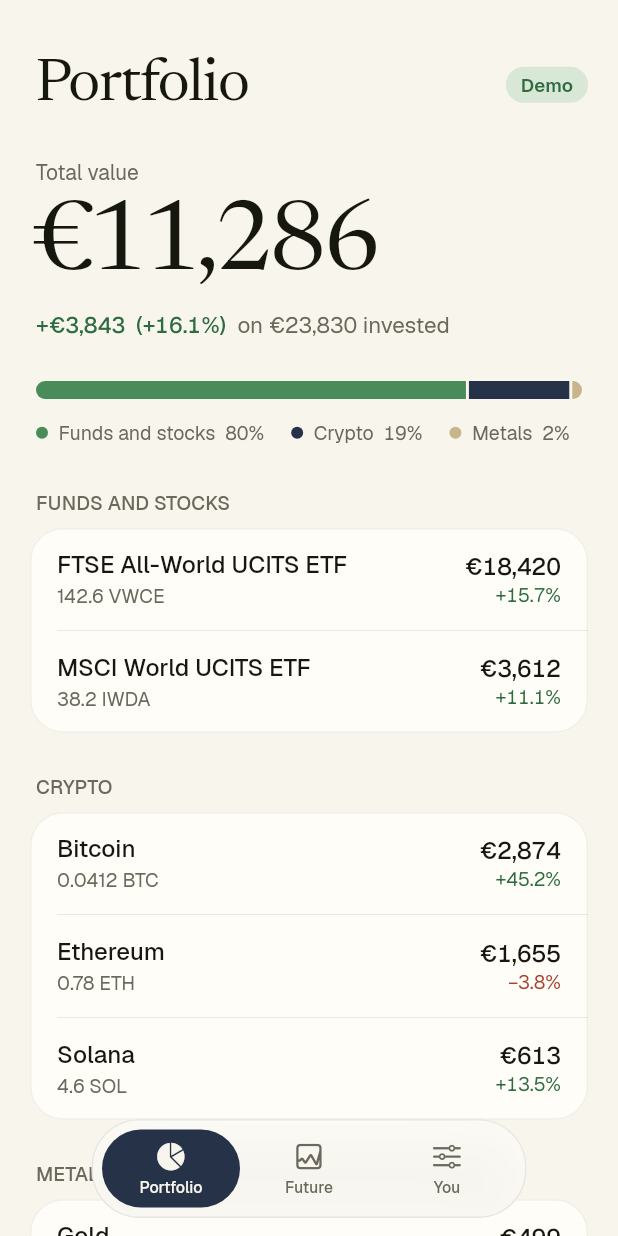
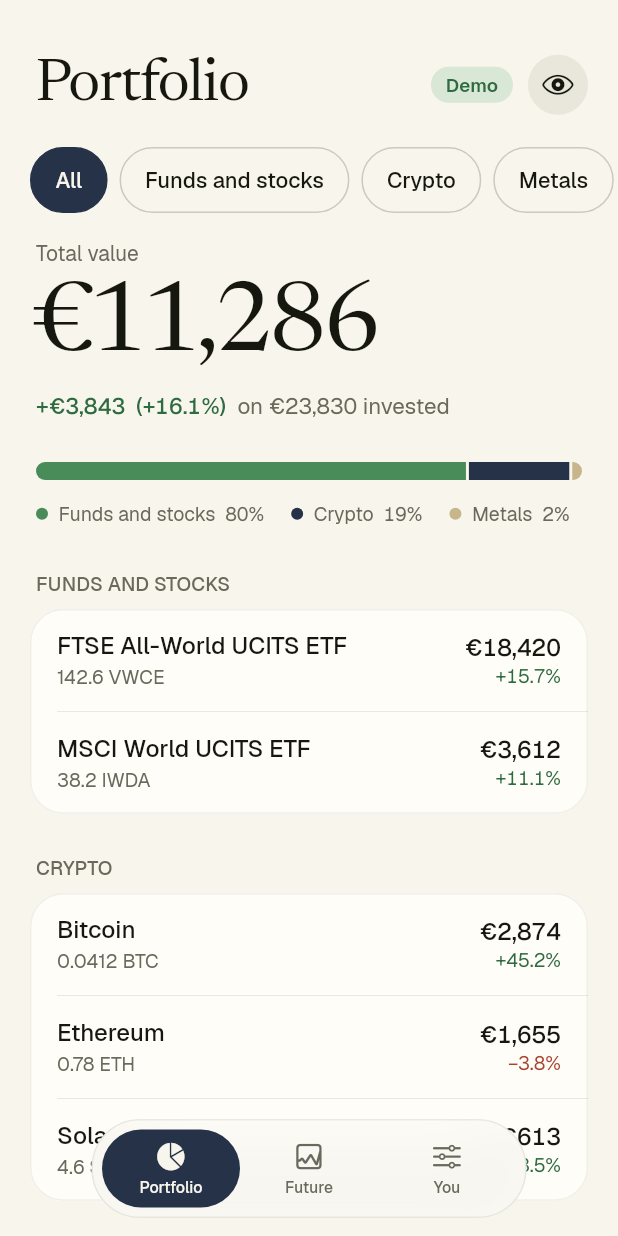
Before and after one commit to Nikityyy/the-future, a Flutter app: the screen it shows after launch, after a tap on "Try the demo", on a phone screen of 412 x 824 dp. Run offline on Flutter 3.47's test engine with Material 3 defaults, Android fonts, the phone set to English and light mode, and no system bars; our stand-ins replace shared_preferences; missing offline and left inert: cryptography, dart:js_interop.

Commit message:
feat: filter the portfolio and the projection by funds, crypto and metals, remember the choice, and hide amounts with an eye

```diff
--- a/lib/format.dart
+++ b/lib/format.dart
@@ -5,14 +5,18 @@ final _cents = NumberFormat.decimalPattern('en')
   ..minimumFractionDigits = 2
   ..maximumFractionDigits = 2;
 
-String eur(double v, {bool cents = false}) => '${v < 0 ? '−' : ''}€${(cents ? _cents : _whole).format(v.abs())}';
+/// Set by the app when the numbers are hidden: every amount then shows as dots.
+bool hideAmounts = false;
+const masked = '€•••••';
 
-String signedEur(double v) => '${v < 0 ? '−' : '+'}€${_whole.format(v.abs())}';
+String eur(double v, {bool cents = false, bool mask = true}) =>
+    mask && hideAmounts ? masked : '${v < 0 ? '−' : ''}€${(cents ? _cents : _whole).format(v.abs())}';
+
+String signedEur(double v) => hideAmounts ? '•••••' : '${v < 0 ? '−' : '+'}€${_whole.format(v.abs())}';
 
 String percent(double v, {bool sign = true}) => '${sign ? (v < 0 ? '−' : '+') : ''}${v.abs().toStringAsFixed(1)}%';
 
-String amountOf(double v) =>
-    (NumberFormat.decimalPattern('en')..maximumFractionDigits = v.abs() >= 100 ? 1 : 4).format(v);
+String amountOf(double v) => hideAmounts ? '•••' : (NumberFormat.decimalPattern('en')..maximumFractionDigits = v.abs() >= 100 ? 1 : 4).format(v);
 
 String ago(DateTime t, [DateTime? now]) {
   final d = (now ?? DateTime.now().toUtc()).difference(t);
--- a/lib/screens/plan.dart
+++ b/lib/screens/plan.dart
@@ -10,7 +10,7 @@ import '../ui/basics.dart';
 import '../ui/chrome.dart';
 import '../ui/lists.dart';
 import '../ui/ruler.dart';
-import 'portfolio.dart' show kindNames;
+import '../ui/filter.dart' show kindNames;
 
 class _Stepper extends StatelessWidget {
   const _Stepper({required this.text, required this.onMinus, required this.onPlus});
--- a/lib/screens/portfolio.dart
+++ b/lib/screens/portfolio.dart
@@ -9,10 +9,8 @@ import '../state.dart';
 import '../theme.dart';
 import '../ui/basics.dart';
 import '../ui/chrome.dart';
+import '../ui/filter.dart';
 import '../ui/lists.dart';
-
-const kindNames = {Kind.fund: 'Funds and stocks', Kind.crypto: 'Crypto', Kind.metal: 'Metals'};
-const kindColors = {Kind.fund: C.green, Kind.crypto: C.navy, Kind.metal: C.sand};
 
 class PortfolioPage extends StatelessWidget {
   const PortfolioPage(this.state, {super.key});
@@ -25,10 +23,22 @@ class PortfolioPage extends StatelessWidget {
         builder: (context, _) {
           final s = state.snapshot;
           if (s == null) return const SizedBox();
-          final gainColor = s.gain >= 0 ? C.greenInk : C.loss;
+          final shown = [for (final h in s.holdings) if (state.active.contains(h.kind)) h];
+          final value = shown.fold(0.0, (a, h) => a + h.value);
+          final invested = shown.fold(0.0, (a, h) => a + h.invested);
+          final gain = value - invested;
+          final gainPercent = invested > 0 ? gain / invested * 100 : 0.0;
+          final gainColor = gain >= 0 ? C.greenInk : C.loss;
           return CustomScrollView(
             slivers: [
-              LargeTitle('Portfolio', trailing: state.mode == Mode.demo ? const _Tag('Demo') : (state.refreshing ? const Spinner() : null)),
+              LargeTitle(
+                'Portfolio',
+                trailing: Row(mainAxisSize: MainAxisSize.min, children: [
+                  if (state.mode == Mode.demo) const _Tag('Demo') else if (state.refreshing) const Spinner(),
+                  const SizedBox(width: 10),
+                  EyeButton(state),
+                ]),
+              ),
               CupertinoSliverRefreshControl(
                 onRefresh: () async {
                   Haptics.confirm();
@@ -40,29 +50,30 @@ class PortfolioPage extends StatelessWidget {
                 },
                 builder: (context, mode, pulled, trigger, indicator) => Center(child: Opacity(opacity: (pulled / trigger).clamp(0.0, 1.0), child: const Spinner())),
               ),
+              SliverToBoxAdapter(child: Padding(padding: const EdgeInsets.only(top: 6), child: KindChips(state))),
               SliverToBoxAdapter(
                 child: Padding(
-                  padding: const EdgeInsets.fromLTRB(24, 14, 24, 28),
+                  padding: const EdgeInsets.fromLTRB(24, 18, 24, 28),
                   child: Column(
                     crossAxisAlignment: CrossAxisAlignment.start,
                     children: [
                       Text('Total value', style: sans(14, color: C.ink2)),
                       const SizedBox(height: 6),
-                      BlurIn(child: CountUp(s.value, style: serif(64, tracking: -2))),
+                      BlurIn(child: CountUp(value, style: serif(64, tracking: -2))),
                       const SizedBox(height: 10),
                       Text.rich(
                         TextSpan(children: [
-                          TextSpan(text: '${signedEur(s.gain)}  (${percent(s.gainPercent)})', style: figures(sans(15, weight: FontWeight.w500, color: gainColor))),
-                          TextSpan(text: '  on ${eur(s.invested)} invested', style: figures(sans(15, color: C.ink2))),
+                          TextSpan(text: '${signedEur(gain)}  (${percent(gainPercent)})', style: figures(sans(15, weight: FontWeight.w500, color: gainColor))),
+                          TextSpan(text: '  on ${eur(invested)} invested', style: figures(sans(15, color: C.ink2))),
                         ]),
                       ),
                     ],
                   ),
                 ),
               ),
-              SliverToBoxAdapter(child: _Allocation(s)),
+              SliverToBoxAdapter(child: _Allocation(s, state.active)),
               for (final k in Kind.values)
-                if (s.holdings.any((h) => h.kind == k))
+                if (state.active.contains(k) && s.holdings.any((h) => h.kind == k))
                   SliverToBoxAdapter(
                     child: Group(
                       header: kindNames[k]!.toUpperCase(),
@@ -111,12 +122,14 @@ class _HoldingRow extends StatelessWidget {
 }
 
 class _Allocation extends StatelessWidget {
-  const _Allocation(this.s);
+  const _Allocation(this.s, this.active);
   final Snapshot s;
+  final Set<Kind> active;
 
   @override
   Widget build(BuildContext context) {
-    final parts = [for (final k in Kind.values) if (s.valueOf(k) > 0) (k, s.valueOf(k))];
+    final parts = [for (final k in Kind.values) if (active.contains(k) && s.valueOf(k) > 0) (k, s.valueOf(k))];
+    final total = parts.fold(0.0, (a, p) => a + p.$2);
     return Padding(
       padding: const EdgeInsets.fromLTRB(24, 0, 24, 30),
       child: Column(
@@ -149,7 +162,7 @@ class _Allocation extends StatelessWidget {
                   children: [
                     Container(width: 8, height: 8, decoration: BoxDecoration(color: kindColors[p.$1], shape: BoxShape.circle)),
                     const SizedBox(width: 7),
-                    Text('${kindNames[p.$1]}  ${(p.$2 / s.value * 100).round()}%', style: figures(sans(13, color: C.ink2))),
+                    Text('${kindNames[p.$1]}  ${(p.$2 / total * 100).round()}%', style: figures(sans(13, color: C.ink2))),
                   ],
                 ),
             ],
--- a/lib/state.dart
+++ b/lib/state.dart
@@ -6,6 +6,7 @@ import 'package:http/http.dart' as http;
 import 'package:shared_preferences/shared_preferences.dart';
 
 import 'demo.dart';
+import 'format.dart' as fmt;
 import 'platform/bio.dart';
 import 'projection.dart';
 import 'snapshot.dart';
@@ -50,11 +51,26 @@ class AppState extends ChangeNotifier with WidgetsBindingObserver {
   Returns returns = {for (final e in defaultReturns.entries) e.key: [...e.value]};
   List<OneOffEntry> oneOffs = [];
 
+  /// Which asset kinds the Portfolio and Future pages show. Empty means all.
+  Set<Kind> filter = {};
+
+  /// Amounts show as dots.
+  bool hide = false;
+
   static const autoLock = Duration(minutes: 2);
 
   bool get ready => snapshot != null && !locked;
 
-  double get monthly => monthlyOverride ?? snapshot?.usualMonthlyTotal.roundToDouble() ?? 0;
+  /// The kinds in use: the filter, limited to what the portfolio holds.
+  Set<Kind> get active {
+    final present = snapshot?.kinds ?? Kind.values.toSet();
+    final f = filter.intersection(present);
+    return f.isEmpty ? present : f;
+  }
+
+  double get usual => snapshot?.usualFor(active).roundToDouble() ?? 0;
+
+  double get monthly => monthlyOverride ?? usual;
 
   List<OneOff> get _oneOffsNow {
     final now = DateTime.now();
@@ -68,8 +84,8 @@ class AppState extends ChangeNotifier with WidgetsBindingObserver {
   Projection projectionFor(int scenario, {double? monthlyAmount, int? yearsAhead}) {
     final s = snapshot!;
     return project(
-      start: {for (final k in Kind.values) k: s.valueOf(k)},
-      mix: s.mix,
+      start: {for (final k in active) k: s.valueOf(k)},
+      mix: s.mixFor(active),
       monthly: monthlyAmount ?? monthly,
       months: (yearsAhead ?? years) * 12,
       yearlyReturn: {for (final k in Kind.values) k: returns[k]![scenario]},
@@ -209,6 +225,8 @@ class AppState extends ChangeNotifier with WidgetsBindingObserver {
     error = null;
     monthlyOverride = null;
     oneOffs = [];
+    filter = {};
+    hide = fmt.hideAmounts = false;
     realTerms = false;
     raisePercent = 0;
     inflation = defaultInflation;
@@ -226,6 +244,29 @@ class AppState extends ChangeNotifier with WidgetsBindingObserver {
   // The plan, saved.
 
   static const _keep = Object();
+
+  void toggleKind(Kind k) {
+    final all = snapshot?.kinds ?? Kind.values.toSet();
+    // From "all", a tap picks just that kind; after that taps add and remove.
+    final next = filter.isEmpty ? {k} : {...active};
+    if (filter.isNotEmpty && !next.remove(k)) next.add(k);
+    // Nothing left, or everything: back to "all".
+    filter = next.isEmpty || next.length == all.length ? {} : next;
+    _save();
+    notifyListeners();
+  }
+
+  void showAllKinds() {
+    filter = {};
+    _save();
+    notifyListeners();
+  }
+
+  void setHide(bool v) {
+    hide = fmt.hideAmounts = v;
+    _save();
+    notifyListeners();
+  }
 
   void setPlan({
     Object? monthly = _keep,
@@ -246,18 +287,24 @@ class AppState extends ChangeNotifier with WidgetsBindingObserver {
     this.returns = returns ?? this.returns;
     this.oneOffs = oneOffs ?? this.oneOffs;
     notifyListeners();
+    _save();
+  }
+
+  void _save() {
     _prefs.setString(
       'plan',
       jsonEncode({
+        'filter': [for (final k in filter) k.name],
+        'hide': hide,
         'monthly': monthlyOverride,
-        'years': this.years,
-        'scenario': this.scenario,
-        'real': this.realTerms,
-        'raise': this.raisePercent,
-        'inflation': this.inflation,
-        'returns': {for (final e in this.returns.entries) e.key.name: e.value},
+        'years': years,
+        'scenario': scenario,
+        'real': realTerms,
+        'raise': raisePercent,
+        'inflation': inflation,
+        'returns': {for (final e in returns.entries) e.key.name: e.value},
         'oneOffs': [
-          for (final o in this.oneOffs) [o.year, o.month, o.amount],
+          for (final o in oneOffs) [o.year, o.month, o.amount],
         ],
       }),
     );
@@ -267,6 +314,8 @@ class AppState extends ChangeNotifier with WidgetsBindingObserver {
     try {
       final j = jsonDecode(_prefs.getString('plan') ?? '{}') as Map<String, dynamic>;
       monthlyOverride = (j['monthly'] as num?)?.toDouble();
+      filter = {for (final n in (j['filter'] as List? ?? [])) Kind.values.byName(n as String)};
+      hide = fmt.hideAmounts = j['hide'] as bool? ?? false;
       years = j['years'] as int? ?? years;
       scenario = j['scenario'] as int? ?? scenario;
       realTerms = j['real'] as bool? ?? false;
--- a/lib/ui/chart.dart
+++ b/lib/ui/chart.dart
@@ -114,7 +114,7 @@ class _Painter extends CustomPainter {
     return 10 * e;
   }
 
-  static String _short(double v) => v >= 1e6 ? '€${(v / 1e6).toStringAsFixed(v >= 1e7 ? 0 : 1)}M' : v >= 1000 ? '€${(v / 1000).round()}K' : '€${v.round()}';
+  static String _short(double v) => hideAmounts ? '•••' : v >= 1e6 ? '€${(v / 1e6).toStringAsFixed(v >= 1e7 ? 0 : 1)}M' : v >= 1000 ? '€${(v / 1000).round()}K' : '€${v.round()}';
 
   @override
   void paint(Canvas canvas, Size size) {
--- /dev/null
+++ b/lib/ui/filter.dart
@@ -0,0 +1,85 @@
+import 'package:flutter/cupertino.dart' show CupertinoIcons;
+import 'package:flutter/widgets.dart';
+
+import '../projection.dart';
+import '../state.dart';
+import '../theme.dart';
+import 'basics.dart';
+
+const kindNames = {Kind.fund: 'Funds and stocks', Kind.crypto: 'Crypto', Kind.metal: 'Metals'};
+const kindColors = {Kind.fund: C.green, Kind.crypto: C.navy, Kind.metal: C.sand};
+
+/// Hides every amount, like the eye in a trading app.
+class EyeButton extends StatelessWidget {
+  const EyeButton(this.state, {super.key});
+
+  final AppState state;
+
+  @override
+  Widget build(BuildContext context) => Pressable(
+        scale: 0.88,
+        semanticLabel: state.hide ? 'Show amounts' : 'Hide amounts',
+        onTap: () => state.setHide(!state.hide),
+        child: Container(
+          width: 40,
+          height: 40,
+          decoration: const BoxDecoration(color: C.fill, shape: BoxShape.circle),
+          child: Icon(state.hide ? CupertinoIcons.eye_slash : CupertinoIcons.eye, size: 21, color: C.ink),
+        ),
+      );
+}
+
+/// Pick what you look at: all, or any mix of funds, crypto and metals. Remembered.
+class KindChips extends StatelessWidget {
+  const KindChips(this.state, {super.key});
+
+  final AppState state;
+
+  @override
+  Widget build(BuildContext context) {
+    final present = [for (final k in Kind.values) if (state.snapshot?.kinds.contains(k) ?? false) k];
+    if (present.length < 2) return const SizedBox.shrink();
+    final all = state.filter.isEmpty;
+    return SizedBox(
+      height: 44,
+      child: ListView(
+        scrollDirection: Axis.horizontal,
+        padding: const EdgeInsets.symmetric(horizontal: 20),
+        children: [
+          _Chip('All', all, state.showAllKinds),
+          for (final k in present) _Chip(kindNames[k]!, !all && state.active.contains(k), () => state.toggleKind(k)),
+        ],
+      ),
+    );
+  }
+}
+
+class _Chip extends StatelessWidget {
+  const _Chip(this.label, this.on, this.onTap);
+
+  final String label;
+  final bool on;
+  final VoidCallback onTap;
+
+  @override
+  Widget build(BuildContext context) => Padding(
+        padding: const EdgeInsets.only(right: 8),
+        child: Pressable(
+          scale: 0.94,
+          onTap: onTap,
+          semanticLabel: label,
+          child: AnimatedContainer(
+            duration: const Duration(milliseconds: 220),
+            curve: Curves.easeOutCubic,
+            alignment: Alignment.center,
+            padding: const EdgeInsets.symmetric(horizontal: 16),
+            decoration: BoxDecoration(
+              color: on ? C.navy : const Color(0x00000000),
+              borderRadius: BorderRadius.circular(22),
+              border: Border.all(color: on ? C.navy : C.ink.withValues(alpha: 0.2)),
+            ),
+            child: Text(label, style: sans(14.5, weight: FontWeight.w500, color: on ? C.ground : C.ink)),
+          ),
+        ),
+      );
+}
```
Also changed, not shown: lib/screens/future.dart (+5 -3 lines), lib/snapshot.dart (+15 -0 lines), lib/ui/ruler.dart (+5 -5 lines), 1 other file.
